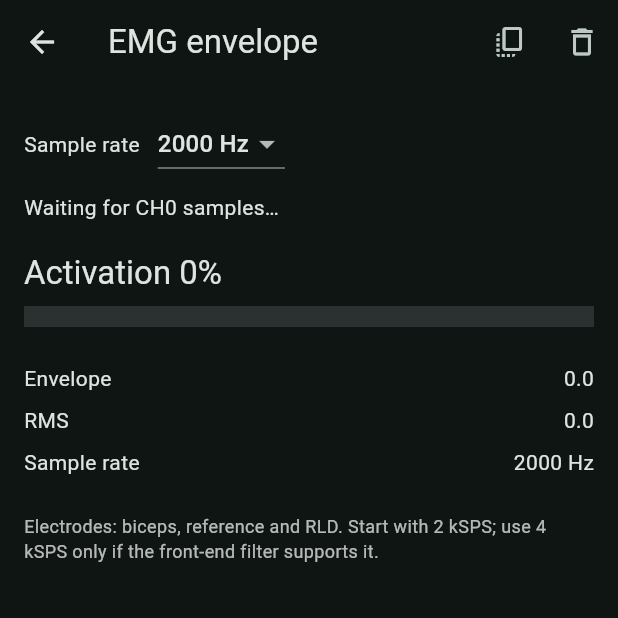
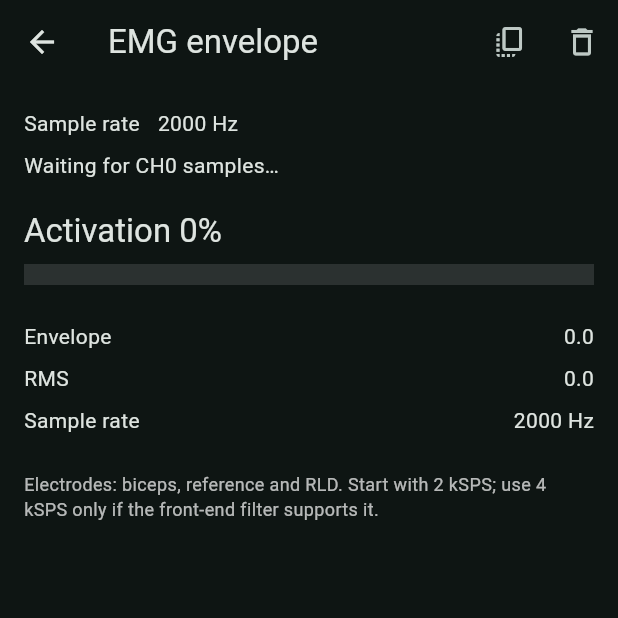
Before and after one commit to WalkEEG/WalkEEG, a Flutter app: the screen it shows after launch, after a tap on "EMG envelope", on a phone screen of 412 x 824 dp, the top half of it. Run offline on Flutter 3.47's test engine with Material 3 defaults, Android fonts, the phone set to English and light mode, and no system bars; our stand-ins replace flutter_blue_plus, multicast_dns, permission_handler, shared_preferences; missing offline and left inert: aws_client.

Commit message:
feat(app): lock stream sample rate to 2000 Hz
Remove the visible rate chips, popup rate menu, and EMG rate dropdown; the firmware now runs a fixed 2 kHz stream. Parser/filters stay initialized at 2000 Hz.

```diff
--- a/05-Flutter program/lib/main.dart
+++ b/05-Flutter program/lib/main.dart
@@ -48,7 +48,7 @@ class HomePage extends StatefulWidget {
 }
 
 class _HomePageState extends State<HomePage> {
-  int _sampleRateHz = 2000;
+  static const int _sampleRateHz = 2000;
 
   /// Y-axis display: AC auto (monitor-style autoscale) or fixed unsigned
   /// ranges for 8/10/12/14/16-bit ADC modes.
@@ -69,8 +69,8 @@ class _HomePageState extends State<HomePage> {
   final _ble = WalkEegBleController();
   final _recording = RecordingService();
   final _relay = RelayService();
-  EegAnalyzer _eeg = EegAnalyzer(sampleRate: 2000);
-  EmgAnalyzer _emg = EmgAnalyzer(sampleRate: 2000);
+  final EegAnalyzer _eeg = EegAnalyzer(sampleRate: 2000);
+  final EmgAnalyzer _emg = EmgAnalyzer(sampleRate: 2000);
   final _sync = SyncService();
   final _auth = CognitoAuth();
   final Set<int> _selected = {0, 1};
@@ -240,17 +240,6 @@ class _HomePageState extends State<HomePage> {
     );
     hostCtl.dispose();
     portCtl.dispose();
-  }
-
-  Future<void> _setRate(int hz) async {
-    setState(() {
-      _sampleRateHz = hz;
-      _eeg = EegAnalyzer(sampleRate: hz);
-      _emg = EmgAnalyzer(sampleRate: hz);
-      _ble.parser.setSampleRate(hz);
-    });
-    await _ble.sendCommand('SET_RATE $hz\n');
-    _relay.setSampleRate(hz);
   }
 
   Future<void> _toggleRecording() async {
@@ -455,10 +444,6 @@ class _HomePageState extends State<HomePage> {
                 if (max != null) setState(() => _yMax = max);
                 return;
               }
-              if (v.startsWith('rate:')) {
-                final hz = int.tryParse(v.substring(5));
-                if (hz != null) _setRate(hz);
-              }
             },
             itemBuilder: (ctx) => [
               PopupMenuItem(
@@ -481,20 +466,6 @@ class _HomePageState extends State<HomePage> {
                   ),
                 ),
               const PopupMenuDivider(),
-              for (final hz in const [500, 1000, 2000, 4000])
-                PopupMenuItem(
-                  value: 'rate:$hz',
-                  child: Row(
-                    children: [
-                      if (_sampleRateHz == hz)
-                        const Icon(Icons.check, size: 16)
-                      else
-                        const SizedBox(width: 16),
-                      const SizedBox(width: 8),
-                      Text('$hz Hz'),
-                    ],
-                  ),
-                ),
             ],
           ),
           IconButton(
@@ -536,29 +507,6 @@ class _HomePageState extends State<HomePage> {
             ),
             const SizedBox(height: 8),
             Row(
-              crossAxisAlignment: CrossAxisAlignment.center,
-              children: [
-                Text('Rate', style: Theme.of(context).textTheme.bodyMedium),
-                const SizedBox(width: 8),
-                Expanded(
-                  child: Wrap(
-                    spacing: 6,
-                    runSpacing: 4,
-                    children: [
-                      for (final hz in const [500, 1000, 2000, 4000])
-                        ChoiceChip(
-                          label: Text(hz >= 1000 ? '${hz ~/ 1000}k' : '$hz'),
-                          selected: _sampleRateHz == hz,
-                          visualDensity: VisualDensity.compact,
-                          onSelected: (_) => _setRate(hz),
-                        ),
-                    ],
-                  ),
-                ),
-              ],
-            ),
-            const SizedBox(height: 8),
-            Row(
               children: [
                 Expanded(
                   child: OutlinedButton.icon(
@@ -582,11 +530,7 @@ class _HomePageState extends State<HomePage> {
                     onPressed: () {
                       Navigator.of(context).push(
                         MaterialPageRoute(
-                          builder: (_) => EmgPage(
-                            analyzer: _emg,
-                            sampleRate: _sampleRateHz,
-                            onRateChanged: _setRate,
-                          ),
+                          builder: (_) => EmgPage(analyzer: _emg),
                         ),
                       );
                     },
--- a/05-Flutter program/lib/ui/emg_page.dart
+++ b/05-Flutter program/lib/ui/emg_page.dart
@@ -7,13 +7,11 @@ class EmgPage extends StatelessWidget {
   const EmgPage({
     super.key,
     required this.analyzer,
-    required this.sampleRate,
-    required this.onRateChanged,
+    this.sampleRate = 2000,
   });
 
   final EmgAnalyzer analyzer;
   final int sampleRate;
-  final ValueChanged<int> onRateChanged;
 
   Future<void> _copyCsv(BuildContext context) async {
     final rows = <String>['time,envelope,activation,rms,artifact'];
@@ -66,18 +64,7 @@ class EmgPage extends StatelessWidget {
                 children: [
                   const Text('Sample rate'),
                   const SizedBox(width: 12),
-                  DropdownButton<int>(
-                    value: sampleRate,
-                    items: const [
-                      DropdownMenuItem(value: 500, child: Text('500 Hz')),
-                      DropdownMenuItem(value: 1000, child: Text('1000 Hz')),
-                      DropdownMenuItem(value: 2000, child: Text('2000 Hz')),
-                      DropdownMenuItem(value: 4000, child: Text('4000 Hz')),
-                    ],
-                    onChanged: (v) {
-                      if (v != null) onRateChanged(v);
-                    },
-                  ),
+                  Text('$sampleRate Hz'),
                 ],
               ),
               const SizedBox(height: 8),
```
